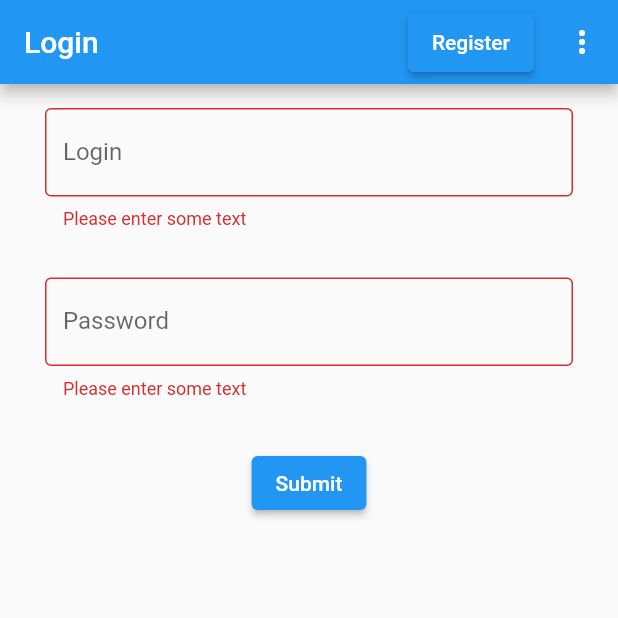
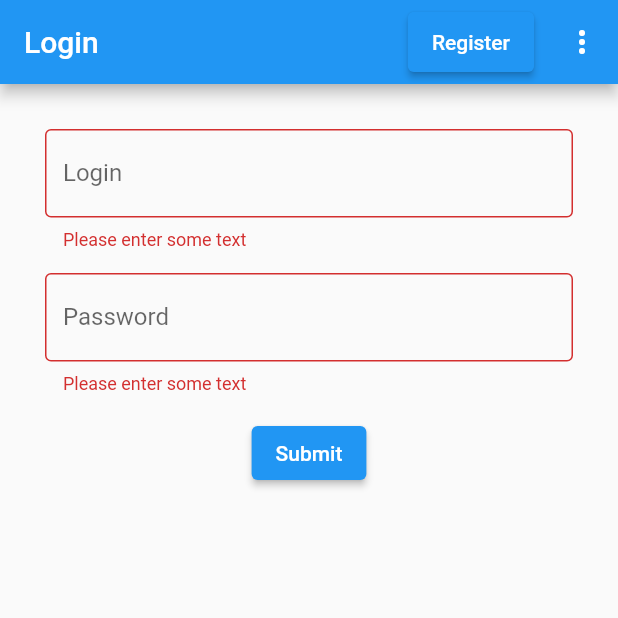
Before and after one commit to michaldomino/Voice-interface-optimization, a Flutter app: the screen it shows after launch, after a tap on "Submit", on a phone screen of 412 x 824 dp, the top half of it. Run offline on Flutter 3.47's test engine with Material 2 defaults, Android fonts, the phone set to English and light mode, and no system bars; our stand-ins replace bloc, flutter_bloc, flutter_tts, shared_preferences, speech_to_text, yaml; statements that could not run were skipped.

Commit message:
Refactored LoginScreen and MenuScreen

```diff
--- a/lib/l10n/intl_en.arb
+++ b/lib/l10n/intl_en.arb
@@ -13,5 +13,6 @@
   "password": "Password",
   "loginAction": "Login",
   "registerAction": "Register",
-  "pleaseEnterSomeText": "Please enter some text"
+  "pleaseEnterSomeText": "Please enter some text",
+  "submit": "Submit"
 }
--- a/lib/l10n/intl_pl.arb
+++ b/lib/l10n/intl_pl.arb
@@ -13,5 +13,6 @@
   "password": "Hasło",
   "loginAction": "Zaloguj się",
   "registerAction": "Zarejestruj się",
-  "pleaseEnterSomeText": "Proszę wpisać tekst"
+  "pleaseEnterSomeText": "Proszę wpisać tekst",
+  "submit": "Wyślij"
 }
--- a/lib/screens/login/login_screen.dart
+++ b/lib/screens/login/login_screen.dart
@@ -11,6 +11,10 @@ class LoginScreen extends StatefulWidget {
 }
 
 class _LoginScreenState extends State {
+  static const double _TOP_FORM_MARGIN = 30.0;
+  static const double _HORIZONTAL_FORM_MARGIN = 30.0;
+  static const double _TOP_FORM_FIELD_MARGIN = 15.0;
+
   final _formKey = GlobalKey<FormState>();
 
   @override
@@ -20,14 +24,15 @@ class _LoginScreenState extends State {
       return Scaffold(
         appBar: LoginScreenAppbar(context).get(),
         body: Container(
-          margin: EdgeInsets.only(left: 30.0, right: 30.0),
+          margin: const EdgeInsets.only(
+              top: _TOP_FORM_MARGIN,
+              left: _HORIZONTAL_FORM_MARGIN,
+              right: _HORIZONTAL_FORM_MARGIN),
           child: Form(
             key: _formKey,
             child: Column(
               children: <Widget>[
-                Padding(
-                  padding: const EdgeInsets.symmetric(vertical: 16.0),
-                  child: TextFormField(
+                TextFormField(
                   decoration: InputDecoration(
                     border: OutlineInputBorder(),
                     labelText: S.of(context).login,
@@ -39,9 +44,8 @@ class _LoginScreenState extends State {
                     return null;
                   },
                 ),
-                ),
                 Padding(
-                  padding: const EdgeInsets.symmetric(vertical: 16.0),
+                  padding: const EdgeInsets.only(top: _TOP_FORM_FIELD_MARGIN),
                   child: TextFormField(
                     decoration: InputDecoration(
                       border: OutlineInputBorder(),
@@ -56,12 +60,12 @@ class _LoginScreenState extends State {
                       ),
                     ),
                     Padding(
-                  padding: const EdgeInsets.symmetric(vertical: 16.0),
+                      padding: const EdgeInsets.only(top: _TOP_FORM_FIELD_MARGIN),
                   child: ElevatedButton(
                     onPressed: () {
                       if (_formKey.currentState.validate()) {}
                     },
-                    child: const Text('Submit'),
+                    child: Text(S.of(context).submit),
                   ),
                 ),
                   ],
```
Also changed, not shown: lib/screens/menu/menu_screen.dart (+8 -8 lines), lib/generated/intl/messages_en.dart, lib/generated/intl/messages_pl.dart, lib/generated/l10n.dart. Lines whose indentation alone changed are shown as unchanged.
